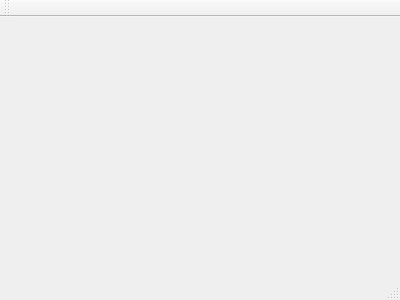
Before: the Qt Designer form rasllo.ui in KelloTomas/RALLO, drawn with Qt 5.
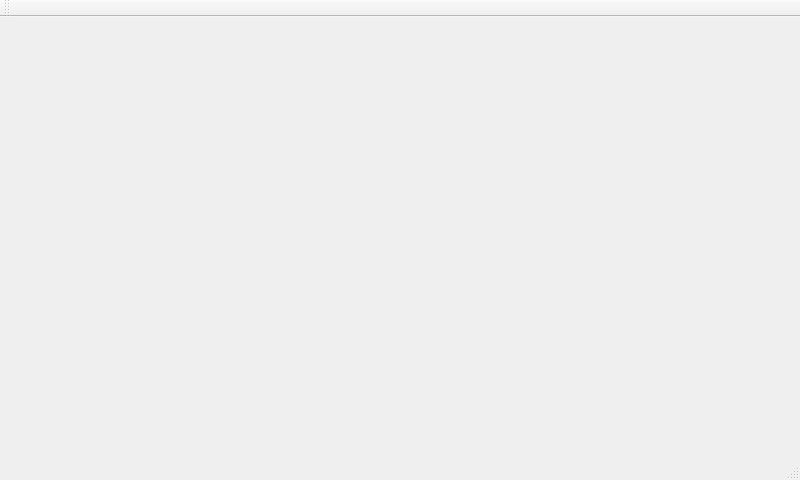
After: the same form once the commit is applied.

```diff
--- a/rasllo.ui
+++ b/rasllo.ui
@@ -1,24 +1,60 @@
 <ui version="4.0">
- <class>Rasllo</class>
- <widget class="QMainWindow" name="Rasllo" >
-  <property name="geometry" >
+ <class>Layout</class>
+ <widget class="QMainWindow" name="Layout">
+  <property name="geometry">
    <rect>
     <x>0</x>
     <y>0</y>
-    <width>400</width>
-    <height>300</height>
+    <width>800</width>
+    <height>480</height>
    </rect>
   </property>
   <property name="windowTitle" >
    <string>Rasllo</string>
   </property>
-  <widget class="QMenuBar" name="menuBar" />
-  <widget class="QToolBar" name="mainToolBar" />
-  <widget class="QWidget" name="centralWidget" />
-  <widget class="QStatusBar" name="statusBar" />
+  <widget class="QWidget" name="centralWidget">
+   <property name="sizePolicy">
+    <sizepolicy hsizetype="Ignored" vsizetype="Ignored">
+     <horstretch>0</horstretch>
+     <verstretch>0</verstretch>
+    </sizepolicy>
+   </property>
+   <layout class="QGridLayout" name="gridLayout">
+    <property name="leftMargin">
+     <number>0</number>
+    </property>
+    <property name="topMargin">
+     <number>0</number>
+    </property>
+    <property name="rightMargin">
+     <number>0</number>
+    </property>
+    <property name="bottomMargin">
+     <number>0</number>
+    </property>
+   </layout>
+  </widget>
+  <widget class="QMenuBar" name="menuBar">
+   <property name="geometry">
+    <rect>
+     <x>0</x>
+     <y>0</y>
+     <width>800</width>
+     <height>21</height>
+    </rect>
+   </property>
+  </widget>
+  <widget class="QToolBar" name="mainToolBar">
+   <attribute name="toolBarArea">
+    <enum>TopToolBarArea</enum>
+   </attribute>
+   <attribute name="toolBarBreak">
+    <bool>false</bool>
+   </attribute>
+  </widget>
+  <widget class="QStatusBar" name="statusBar"/>
  </widget>
- <layoutDefault spacing="6" margin="11" />
- <pixmapfunction></pixmapfunction>
+ <layoutdefault spacing="6" margin="11"/>
  <resources/>
  <connections/>
 </ui>
```
Left out of the diff: 5 changed lines with no effect on the pictures.
